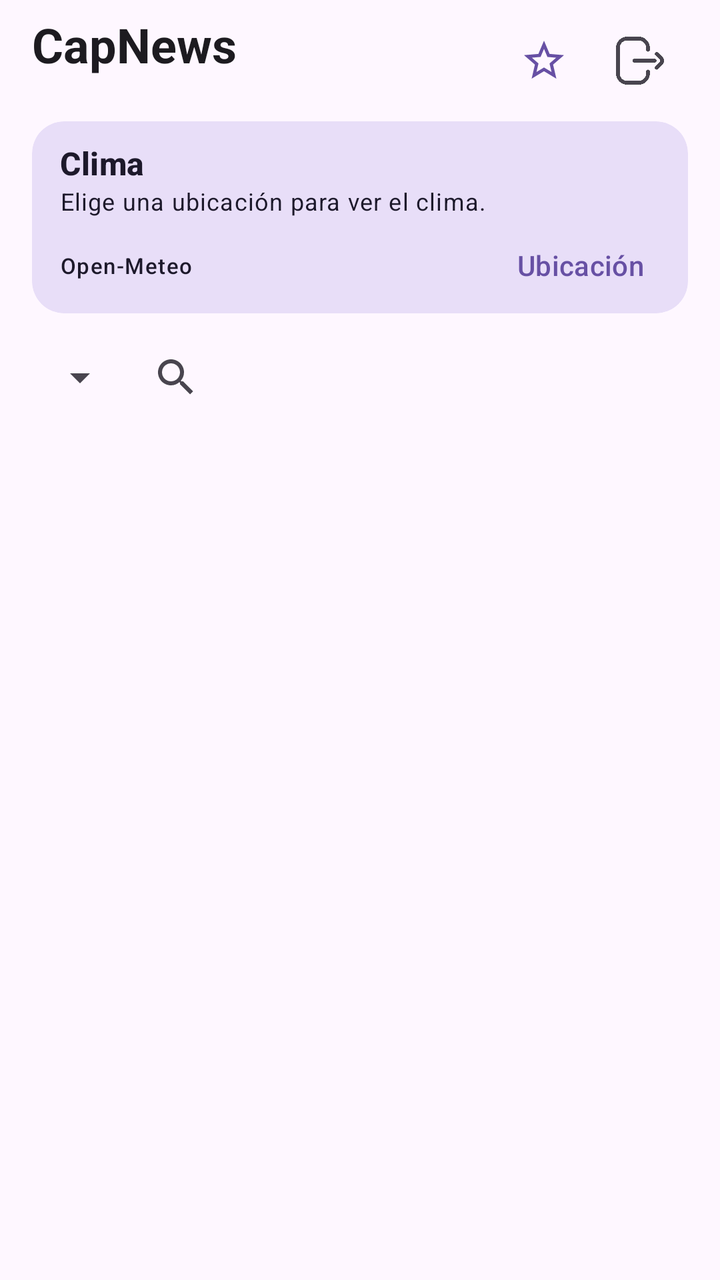
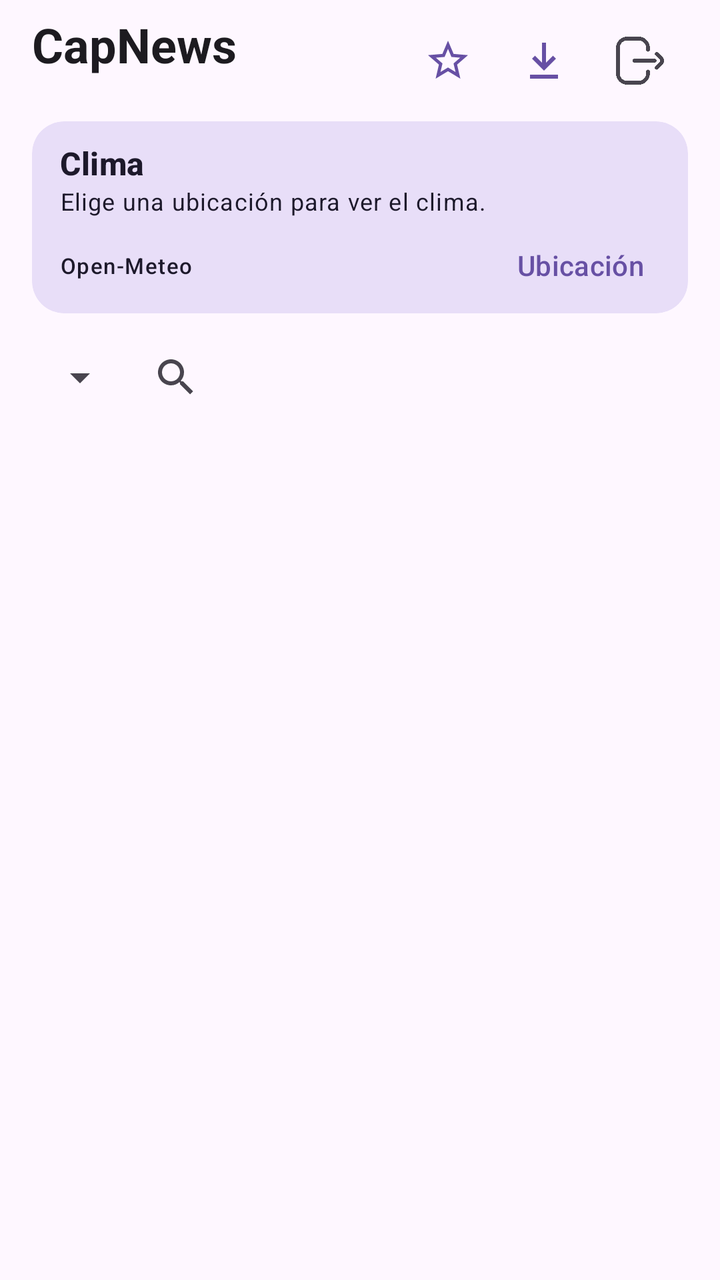

The first picture is an Android layout as it rendered before a commit; the second is the same layout after the commit. The layout source and the unified diff follow.
<!-- AndroidManifest.xml: application theme Theme.NewsApp -->
<!-- res/layout/activity_main.xml -->
<?xml version="1.0" encoding="utf-8"?>
<LinearLayout
    xmlns:android="http://schemas.android.com/apk/res/android"
    xmlns:app="http://schemas.android.com/apk/res-auto"
    android:layout_width="match_parent"
    android:layout_height="match_parent"
    android:background="?attr/colorSurface"
    android:focusableInTouchMode="true"
    android:orientation="vertical"
    android:paddingHorizontal="16dp">

    <LinearLayout
        android:layout_width="match_parent"
        android:layout_height="wrap_content"
        android:gravity="center_vertical"
        android:orientation="horizontal"
        android:paddingVertical="6dp">

        <LinearLayout
            android:layout_width="0dp"
            android:layout_height="wrap_content"
            android:layout_weight="1"
            android:orientation="vertical">

            <TextView
                android:layout_width="match_parent"
                android:layout_height="wrap_content"
                android:text="@string/home_title"
                android:textAppearance="?attr/textAppearanceHeadlineSmall"
                android:textColor="?attr/colorOnSurface"
                android:textStyle="bold" />

            <TextView
                android:id="@+id/tvUserEmail"
                android:layout_width="match_parent"
                android:layout_height="wrap_content"
                android:ellipsize="end"
                android:maxLines="1"
                android:textAppearance="?attr/textAppearanceBodySmall"
                android:textColor="?attr/colorOnSurfaceVariant" />

        </LinearLayout>

        <ImageButton
            android:id="@+id/btnVerFavoritos"
            android:layout_width="48dp"
            android:layout_height="48dp"
            android:background="?attr/selectableItemBackgroundBorderless"
            android:contentDescription="@string/favorites_title"
            android:scaleType="center"
            app:srcCompat="@drawable/ic_news_star_outline"
            app:tint="?attr/colorPrimary" />

        <ImageButton
            android:id="@+id/btn_logout"
            android:layout_width="48dp"
            android:layout_height="48dp"
            android:background="?attr/selectableItemBackgroundBorderless"
            android:contentDescription="@string/home_logout"
            android:padding="12dp"
            android:scaleType="fitCenter"
            app:srcCompat="@drawable/salida"
            app:tint="?attr/colorOnSurfaceVariant" />

    </LinearLayout>

    <include
        android:id="@+id/homeWeather"
        layout="@layout/card_home_weather"
        android:layout_width="match_parent"
        android:layout_height="wrap_content"
        android:layout_marginBottom="8dp" />

    <LinearLayout
        android:layout_width="match_parent"
        android:layout_height="wrap_content"
        android:gravity="center_vertical"
        android:orientation="horizontal">

        <Spinner
            android:id="@+id/spinner_categories"
            android:layout_width="wrap_content"
            android:layout_height="wrap_content"
            android:contentDescription="@string/home_news_category"
            android:minHeight="48dp"
            android:spinnerMode="dropdown" />

        <androidx.appcompat.widget.SearchView
            android:id="@+id/svBuscador"
            android:layout_width="0dp"
            android:layout_height="wrap_content"
            android:layout_weight="1"
            app:queryHint="@string/home_news_search" />

    </LinearLayout>

    <TextView
        android:id="@+id/tvLocalNewsTitle"
        android:layout_width="match_parent"
        android:layout_height="wrap_content"
        android:accessibilityHeading="true"
        android:paddingVertical="4dp"
        android:textAppearance="?attr/textAppearanceTitleMedium"
        android:textColor="?attr/colorOnSurface"
        android:visibility="gone" />

    <ProgressBar
        android:id="@+id/newsProgress"
        style="?android:attr/progressBarStyleHorizontal"
        android:layout_width="match_parent"
        android:layout_height="wrap_content"
        android:contentDescription="@string/news_loading"
        android:indeterminate="true"
        android:visibility="gone" />

    <TextView
        android:id="@+id/tvNewsStatus"
        android:layout_width="match_parent"
        android:layout_height="wrap_content"
        android:accessibilityLiveRegion="polite"
        android:paddingVertical="8dp"
        android:textColor="?attr/colorOnSurfaceVariant"
        android:visibility="gone" />

    <com.google.android.material.button.MaterialButton
        android:id="@+id/btnLocalNewsAction"
        style="?attr/materialButtonOutlinedStyle"
        android:layout_width="wrap_content"
        android:layout_height="wrap_content"
        android:minHeight="48dp"
        android:visibility="gone" />

    <androidx.recyclerview.widget.RecyclerView
        android:id="@+id/rvNews"
        android:layout_width="match_parent"
        android:layout_height="0dp"
        android:layout_weight="1"
        android:scrollbars="vertical" />

</LinearLayout>
<!-- res/layout/card_home_weather.xml (included above) -->
<?xml version="1.0" encoding="utf-8"?>
<com.google.android.material.card.MaterialCardView
    xmlns:android="http://schemas.android.com/apk/res/android"
    xmlns:app="http://schemas.android.com/apk/res-auto"
    android:layout_width="match_parent"
    android:layout_height="wrap_content"
    app:cardBackgroundColor="?attr/colorSecondaryContainer"
    app:cardCornerRadius="16dp"
    app:cardElevation="0dp"
    app:strokeWidth="0dp">

    <LinearLayout
        android:layout_width="match_parent"
        android:layout_height="wrap_content"
        android:orientation="vertical"
        android:paddingStart="14dp"
        android:paddingTop="10dp"
        android:paddingEnd="10dp">

        <LinearLayout
            android:layout_width="match_parent"
            android:layout_height="wrap_content"
            android:gravity="center_vertical"
            android:orientation="horizontal">

            <LinearLayout
                android:layout_width="0dp"
                android:layout_height="wrap_content"
                android:layout_weight="1"
                android:orientation="vertical">

                <TextView
                    android:id="@+id/tvWeatherCity"
                    android:layout_width="match_parent"
                    android:layout_height="wrap_content"
                    android:text="@string/weather_title"
                    android:textAppearance="?attr/textAppearanceTitleMedium"
                    android:textColor="?attr/colorOnSecondaryContainer"
                    android:textStyle="bold" />

                <TextView
                    android:id="@+id/tvWeatherCondition"
                    android:layout_width="match_parent"
                    android:layout_height="wrap_content"
                    android:accessibilityLiveRegion="polite"
                    android:text="@string/weather_default"
                    android:textAppearance="?attr/textAppearanceBodySmall"
                    android:textColor="?attr/colorOnSecondaryContainer" />

            </LinearLayout>

            <TextView
                android:id="@+id/tvWeatherTemperature"
                android:layout_width="wrap_content"
                android:layout_height="wrap_content"
                android:layout_marginStart="8dp"
                android:textAppearance="?attr/textAppearanceHeadlineMedium"
                android:textColor="?attr/colorOnSecondaryContainer"
                android:textStyle="bold"
                android:visibility="gone" />

        </LinearLayout>

        <LinearLayout
            android:layout_width="match_parent"
            android:layout_height="wrap_content"
            android:gravity="center_vertical"
            android:orientation="horizontal">

            <TextView
                android:id="@+id/tvWeatherSource"
                android:layout_width="0dp"
                android:layout_height="wrap_content"
                android:layout_weight="1"
                android:clickable="true"
                android:focusable="true"
                android:gravity="center_vertical"
                android:minHeight="48dp"
                android:text="@string/weather_source"
                android:textAppearance="?attr/textAppearanceLabelSmall"
                android:textColor="?attr/colorOnSecondaryContainer" />

            <com.google.android.material.button.MaterialButton
                android:id="@+id/btnWeatherLocation"
                style="@style/Widget.Material3.Button.TextButton"
                android:layout_width="wrap_content"
                android:layout_height="wrap_content"
                android:text="@string/weather_location" />

        </LinearLayout>

    </LinearLayout>

</com.google.android.material.card.MaterialCardView>
<!-- resources referenced by this layout -->
<resources>
  <!-- drawable ic_news_star_outline (drawable) -->
  <vector xmlns:android="http://schemas.android.com/apk/res/android"
      android:width="24dp"
      android:height="24dp"
      android:viewportWidth="24"
      android:viewportHeight="24">
      <path
          android:fillColor="#000000"
          android:pathData="M22,9.24l-7.19,-0.62L12,2 9.19,8.63 2,9.24l5.46,4.73L5.82,21 12,17.27 18.18,21l-1.63,-7.03L22,9.24zM12,15.4l-3.76,2.27 1,-4.28 -3.32,-2.88 4.38,-0.38L12,6.1l1.71,4.04 4.38,0.38 -3.32,2.88 1,4.28z"
          android:fillType="evenOdd" />
  </vector>
  <!-- drawable salida: png bitmap (drawable, 11849 bytes) -->
  <string name="favorites_title">Mis noticias favoritas</string>
  <string name="home_logout">Cerrar sesión</string>
  <string name="home_news_category">Categoría de noticias</string>
  <string name="home_news_search">Buscar noticias</string>
  <string name="home_title">CapNews</string>
  <string name="news_loading">Cargando noticias</string>
  <string name="weather_default">Elige una ubicación para ver el clima.</string>
  <string name="weather_location">Ubicación</string>
  <string name="weather_source">Open-Meteo</string>
  <string name="weather_title">Clima</string>
  <style name="Theme.NewsApp" parent="Base.Theme.NewsApp" />
  <style name="Base.Theme.NewsApp" parent="Theme.Material3.DayNight.NoActionBar">
          
          
      </style>
</resources>

<!-- the commit's change to res/layout/activity_main.xml (unified diff, before → after) -->
@@ -49,6 +49,16 @@
             android:contentDescription="@string/favorites_title"
             android:scaleType="center"
             app:srcCompat="@drawable/ic_news_star_outline"
+            app:tint="?attr/colorPrimary" />
+
+        <ImageButton
+            android:id="@+id/btnDownloads"
+            android:layout_width="48dp"
+            android:layout_height="48dp"
+            android:background="?attr/selectableItemBackgroundBorderless"
+            android:contentDescription="@string/downloads_title"
+            android:scaleType="center"
+            app:srcCompat="@drawable/ic_download"
             app:tint="?attr/colorPrimary" />
 
         <ImageButton
<!-- resource entries referenced after the edit -->
@@ -1,5 +1,15 @@
 <!-- resources referenced by this layout -->
 <resources>
+  <!-- drawable ic_download (drawable) -->
+  <vector xmlns:android="http://schemas.android.com/apk/res/android"
+      android:width="24dp"
+      android:height="24dp"
+      android:viewportWidth="24"
+      android:viewportHeight="24">
+      <path
+          android:fillColor="#FF000000"
+          android:pathData="M11,3h2v10l3.5,-3.5L18,11l-6,6 -6,-6 1.5,-1.5L11,13zM5,19h14v2H5z" />
+  </vector>
   <!-- drawable ic_news_star_outline (drawable) -->
   <vector xmlns:android="http://schemas.android.com/apk/res/android"
       android:width="24dp"
@@ -12,6 +22,7 @@
           android:fillType="evenOdd" />
   </vector>
   <!-- drawable salida: png bitmap (drawable, 11849 bytes) -->
+  <string name="downloads_title">Descargas</string>
   <string name="favorites_title">Mis noticias favoritas</string>
   <string name="home_logout">Cerrar sesión</string>
   <string name="home_news_category">Categoría de noticias</string>
